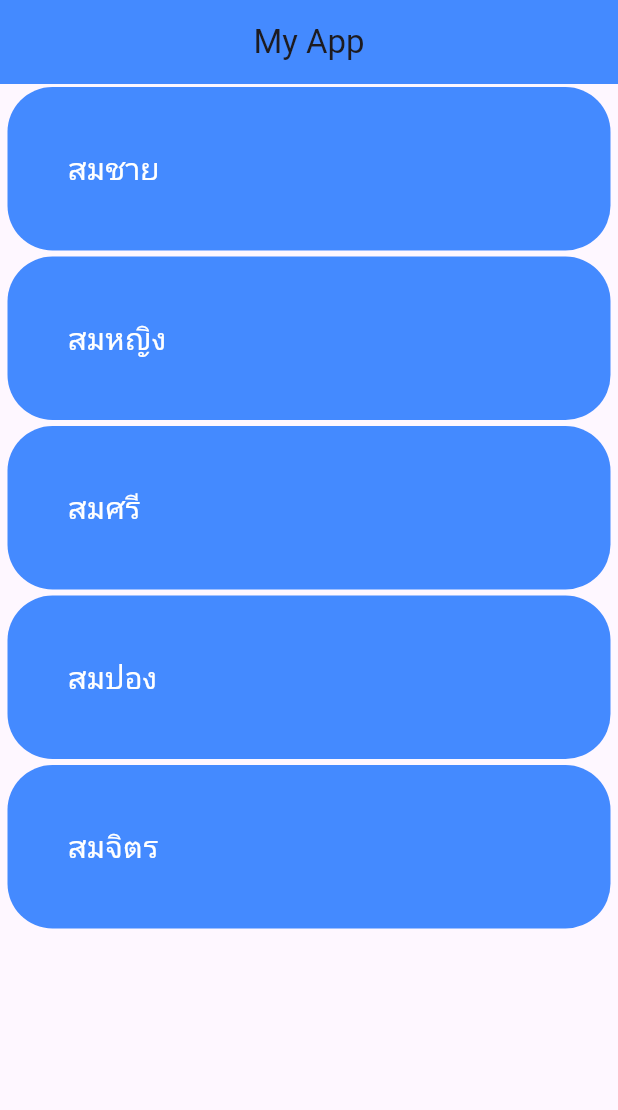
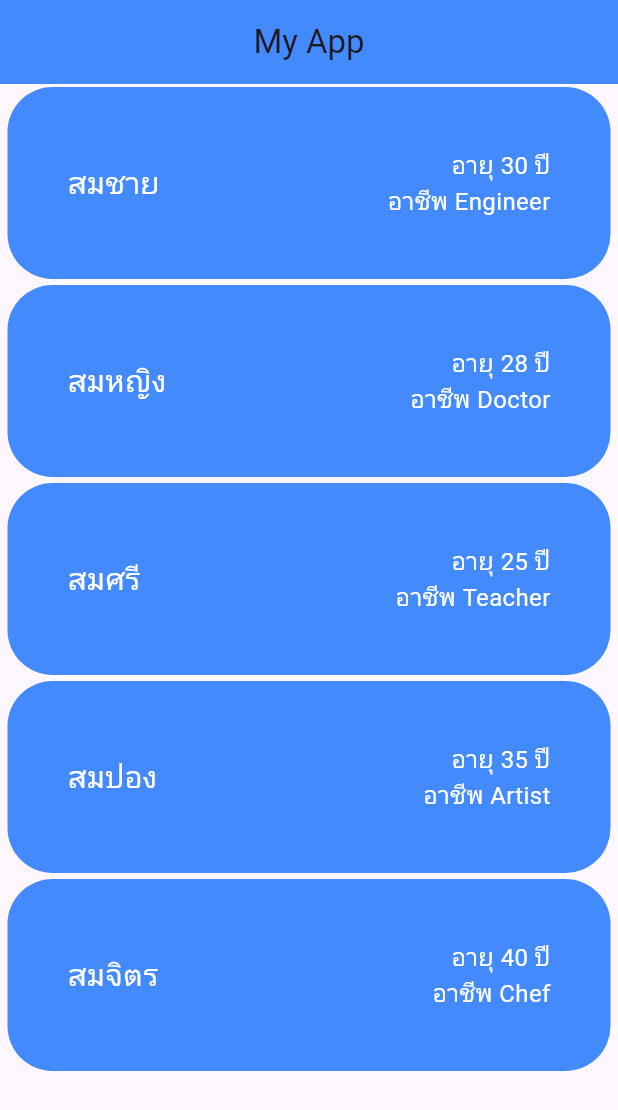
Before and after one commit to wxdkung/learn_flutter_67_1, a Flutter app: the screen it shows after launch, on a phone screen of 412 x 824 dp. Shown: the top 1110 px of the screen. Run offline on Flutter 3.47's test engine with Material 3 defaults, Android fonts, the phone set to English and light mode, and no system bars.

Commit message:
step 10 make model for store data

```diff
--- /dev/null
+++ b/lib/model/person.dart
@@ -0,0 +1,15 @@
+class Person {
+  String name;
+  int age;
+  String job;
+
+  Person({required this.name, required this.age, required this.job});
+}
+
+List<Person> personList = [
+  Person(name: "สมชาย", age: 30, job: "Engineer"),
+  Person(name: "สมหญิง", age: 28, job: "Doctor"),
+  Person(name: "สมศรี", age: 25, job: "Teacher"),
+  Person(name: "สมปอง", age: 35, job: "Artist"),
+  Person(name: "สมจิตร", age: 40, job: "Chef"),
+];
--- a/lib/screen/item.dart
+++ b/lib/screen/item.dart
@@ -1,4 +1,6 @@
 import 'package:flutter/material.dart';
+
+import 'package:learn_flutter_67_1/model/person.dart';
 
 class Item extends StatefulWidget {
   const Item({super.key});
@@ -8,12 +10,10 @@
 }
 
 class _ItemState extends State<Item> {
-  List data = ["สมชาย", "สมหญิง", "สมศรี", "สมปอง", "สมจิตร"];
-
   @override
   Widget build(BuildContext context) {
     return ListView.builder(
-      itemCount: data.length,
+      itemCount: personList.length,
       itemBuilder: (context, index) {
         return Container(
           decoration: BoxDecoration(
@@ -22,10 +22,28 @@
           ), // BoxDecoration
           margin: EdgeInsets.symmetric(vertical: 2, horizontal: 5),
           padding: EdgeInsets.all(40),
-          child: Text(
-            data[index],
-            style: TextStyle(fontSize: 20, color: Colors.white),
-          ),
+          child: Row(
+            mainAxisAlignment: MainAxisAlignment.spaceBetween,
+            children: [
+              Text(
+                personList[index].name,
+                style: TextStyle(fontSize: 20, color: Colors.white),
+              ),
+              Column(
+                crossAxisAlignment: CrossAxisAlignment.end,
+                children: [
+                  Text(
+                    "อายุ ${personList[index].age} ปี",
+                    style: TextStyle(fontSize: 16, color: Colors.white),
+                  ),
+                  Text(
+                    "อาชีพ ${personList[index].job}",
+                    style: TextStyle(fontSize: 16, color: Colors.white),
+                  ),
+                ],
+              ),
+            ],
+          ), // Row
         );
       },
     );
```
